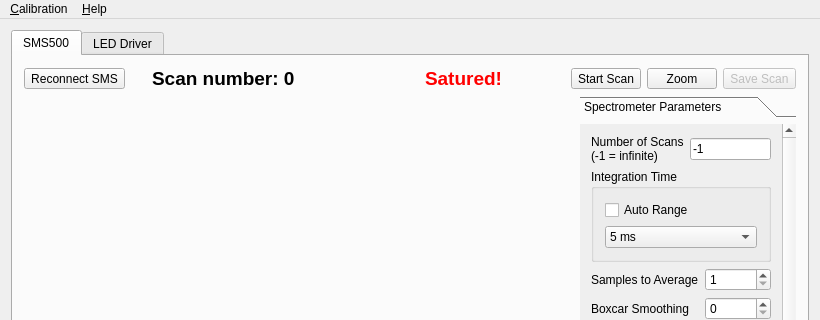
mgomesborges/inpe-star-simulator, file SMS500_LEDdriver/mainwindow.ui: the form before one commit; both pictures show x 0 to 820 and y 0 to 320 of the 820 by 620 pixel window.
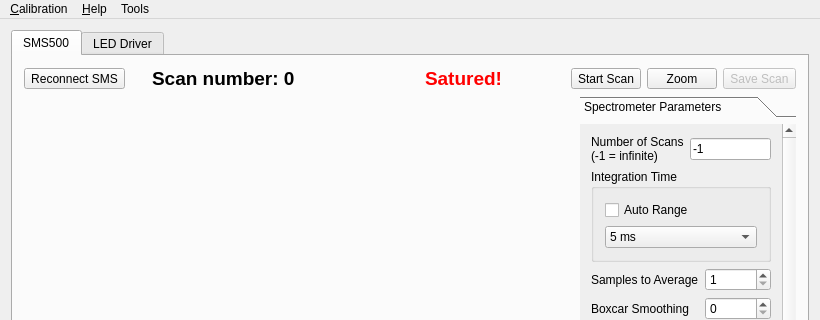
The form after the commit. The open tabs and pages were chosen to show the change. Icons and pictures are not drawn.

Commit message:
Implemented Least Square Non Linear Class (LeastSquareNonLin) for Star Simulator.
This implementation uses Eigen Matrix Library.
Has also been implemented the Load LED Data Model function in LeastSquareNonLin thread.

The edit to the form file:
```diff
--- a/SMS500_LEDdriver/mainwindow.ui
+++ b/SMS500_LEDdriver/mainwindow.ui
@@ -3871,8 +3871,17 @@
     <addaction name="actionAboutSMS500"/>
     <addaction name="actionAboutThisSoftware"/>
    </widget>
+   <widget class="QMenu" name="menuStar_Settings">
+    <property name="title">
+     <string>Tools</string>
+    </property>
+    <addaction name="actionStar_Settings"/>
+    <addaction name="actionLeast_Square"/>
+    <addaction name="actionStop_Least_Square"/>
+   </widget>
    <addaction name="menuCalibration"/>
    <addaction name="menuHelp"/>
+   <addaction name="menuStar_Settings"/>
   </widget>
   <widget class="QStatusBar" name="statusBar"/>
   <action name="actionCalibrateSystem">
```
Left out of the diff: 26 changed lines with no effect on the pictures. The commit also changes 303 other files.
